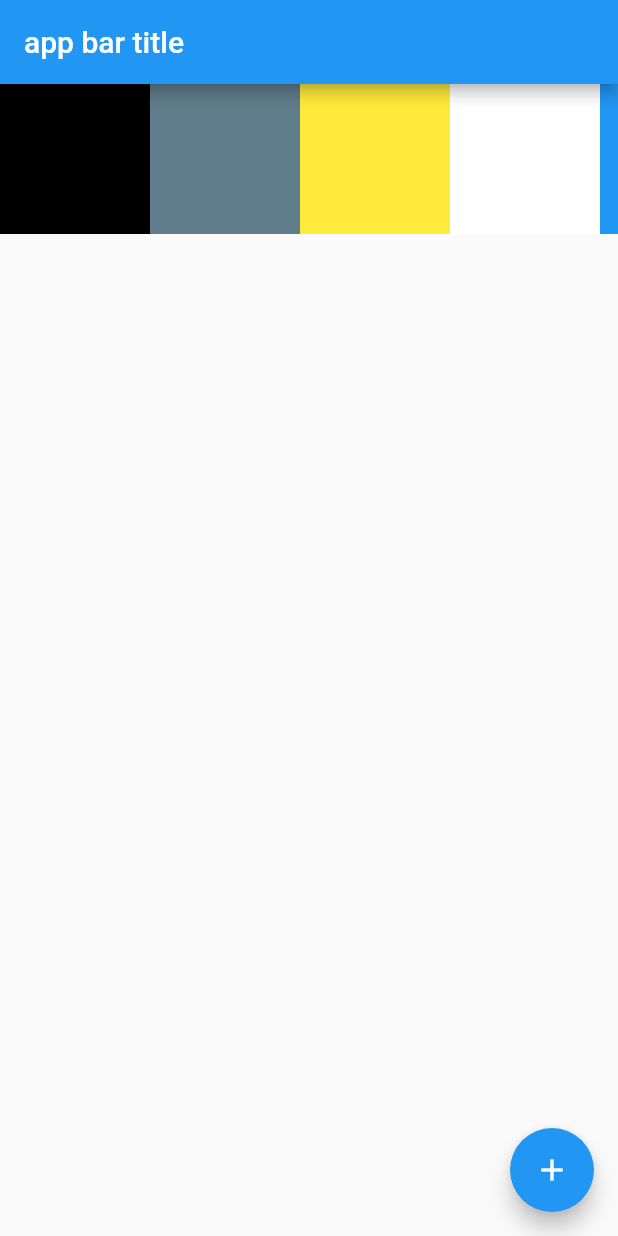
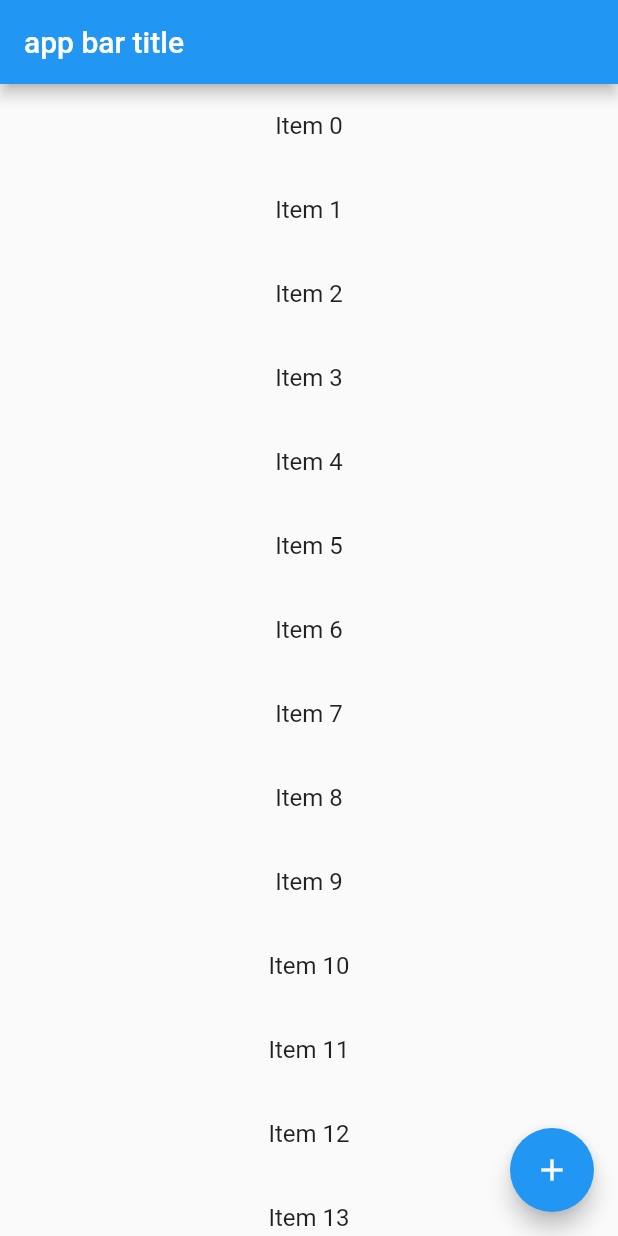
Before and after one commit to charindukavishan/learn_flutter, a Flutter app: the screen it shows after launch, on a phone screen of 412 x 824 dp. Run offline on Flutter 3.47's test engine with Material 2 defaults, Android fonts, the phone set to English and light mode, and no system bars; our stand-ins replace device_preview.

Commit message:
dynamic list view

```diff
--- a/lib/screens/home_page.dart
+++ b/lib/screens/home_page.dart
@@ -13,60 +13,27 @@ class HomePage extends StatefulWidget {
 class _HomePageState extends State<HomePage> {
 
 
-  int a =0 ;
+var items = List<String>.generate(100, (index) => 'Item $index');
 
-
-  void increment(){
-
-    setState(() {
-      a++;
-      print(a);
-    });
-  }
   @override
   Widget build(BuildContext context) {
     return Scaffold(
       appBar: AppBar(
         title: Text(widget.title)
       ),
-      body: Container(
-          height: 100,
-          child: ListView(
-          scrollDirection: Axis.horizontal,
-          children: [
-            //Divider(),
-            Container(
-              width: 100,
-              height: 100,
-              color: Colors.black,
-            ),
-            Container(
-              width: 100,
-              height: 100,
-              color: Colors.blueGrey,
-            ),Container(
-              width: 100,
-              height: 100,
-              color: Colors.yellow,
-            ),Container(
-              width: 100,
-              height: 100,
-              color: Colors.white,
-            ),Container(
-              width: 100,
-              height: 100,
-              color: Colors.blue,
-            ),Container(
-              width: 100,
-              height: 100,
-              color: Colors.teal,
-            ),Container(
-              width: 100,
-              height: 100,
-              color: Colors.cyanAccent,
-            ),
-          ],
-        ),
+      body: ListView.builder(
+        itemCount: items.length,
+        itemBuilder: (context, index) {
+          return Center(
+              child: Column(
+                children: [
+                  ListTile(
+                    title: Text(items[index], textAlign: TextAlign.center,),
+                  ),
+                ],
+              ),
+          );
+        },
       ),
       floatingActionButton: FloatingActionButton(
         child: Icon(Icons.add),
```
